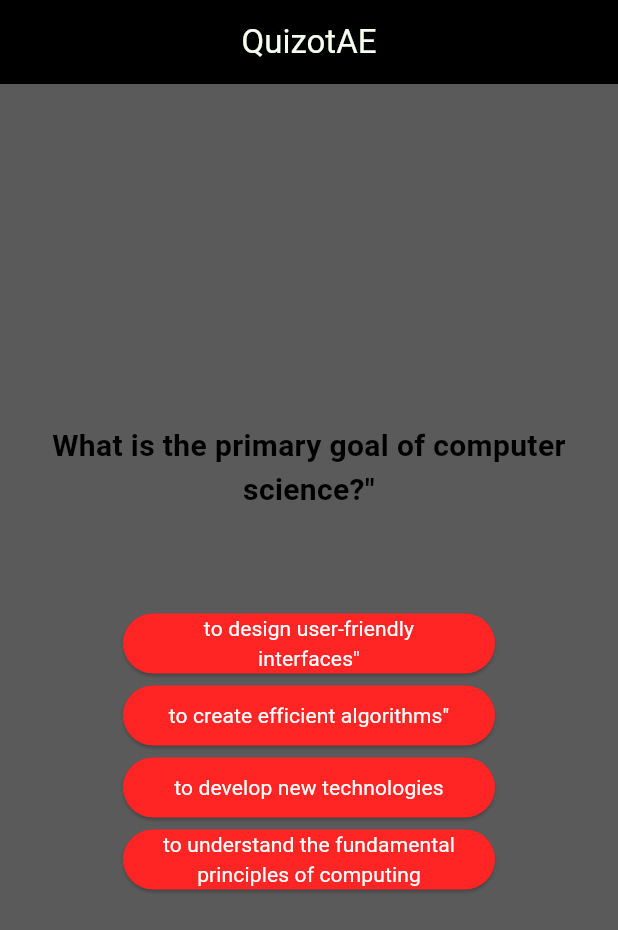
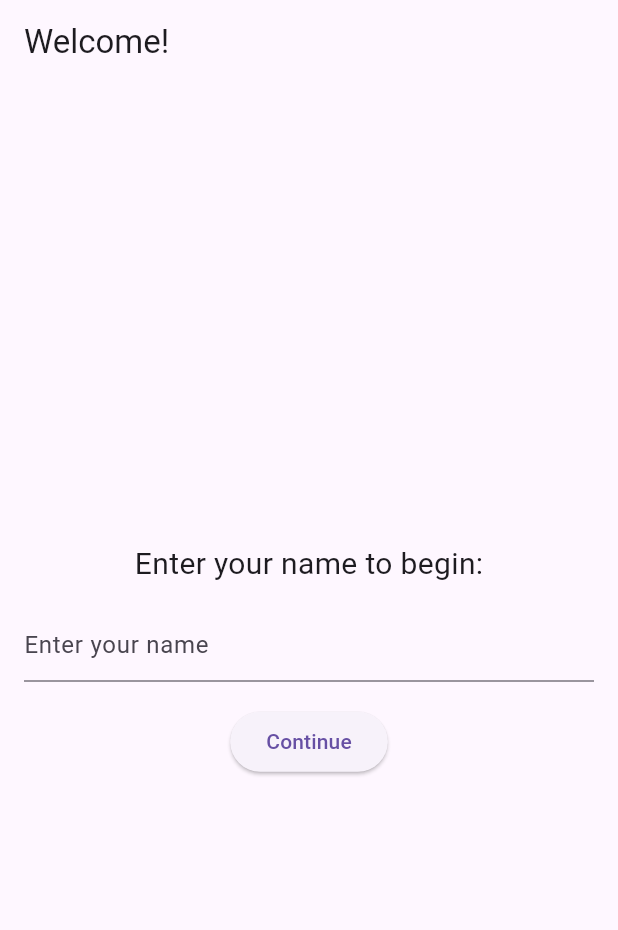
Before and after one commit to AmanJaDox/AiquizintegrationExperimental, a Flutter app: the screen it shows after launch, on a phone screen of 412 x 824 dp. Shown: the top 930 px of the screen. Run offline on Flutter 3.47's test engine with Material 3 defaults, Android fonts, the phone set to English and light mode, and no system bars; our stand-ins replace hexcolor.

Commit message:
Added Intro page (Current state continue button dosent seem to work

```diff
--- /dev/null
+++ b/lib/intro.dart
@@ -0,0 +1,52 @@
+import 'package:flutter/material.dart';
+
+class IntroPage extends StatefulWidget {
+  @override
+  _IntroPageState createState() => _IntroPageState();
+}
+
+class _IntroPageState extends State<IntroPage> {
+  final _userNameController = TextEditingController();
+
+  @override
+  void dispose() {
+    _userNameController.dispose();
+    super.dispose();
+  }
+
+  @override
+  Widget build(BuildContext context) {
+    return Scaffold(
+      appBar: AppBar(
+        title: Text('Welcome!'),
+      ),
+      body: Center(
+        child: Column(
+          mainAxisAlignment: MainAxisAlignment.center,
+          children: <Widget>[
+            Text(
+              'Enter your name to begin:',
+              style: TextStyle(fontSize: 20),
+            ),
+            Padding(
+              padding: EdgeInsets.all(16.0),
+              child: TextField(
+                controller: _userNameController,
+                decoration: InputDecoration(
+                  hintText: 'Enter your name',
+                ),
+              ),
+            ),
+            ElevatedButton(
+              onPressed: () {
+                // Handle user input here (e.g., navigate to next page)
+                // You'll implement this logic later
+              },
+              child: Text('Continue'),
+            ),
+          ],
+        ),
+      ),
+    );
+  }
+}
--- a/lib/main.dart
+++ b/lib/main.dart
@@ -2,21 +2,35 @@ import "package:flutter/material.dart";
 import "package:hexcolor/hexcolor.dart";
 import './quiz.dart';
 import './result.dart';
+import './intro.dart';
+import 'package:http/http.dart' as https;
+import 'dart:convert';
 
-void main() {
-  runApp(const MyApp());
-}
-
-class MyApp extends StatefulWidget {
-  const MyApp({Key? key}) : super(key: key);
+class QuizData extends StatefulWidget {
+  const QuizData({Key? key}) : super(key: key);
 
   @override
   State<StatefulWidget> createState() {
-    return _MyAppState();
+    return _QuizDataState();
   }
 }
 
-class _MyAppState extends State<MyApp> {
+class MyApp extends StatelessWidget {
+  @override
+  Widget build(BuildContext context) {
+    return MaterialApp(
+      title: 'Your App Title',
+      home: IntroPage(), // Use IntroScreen as the home screen
+    );
+  }
+}
+
+void main() {
+  runApp(MyApp());
+}
+
+
+class _QuizDataState extends State<QuizData>{
   static const _data = [
     {
       'questionText':
--- a/pubspec.yaml
+++ b/pubspec.yaml
@@ -36,6 +36,7 @@ dependencies:
   cupertino_icons: ^1.0.2
   hexcolor: ^2.0.5
   flutter_launcher_icons: ^0.9.2
+  http: ^1.2.0
 
 flutter_icons:
   android: "launcher_icon"
```
Also changed, not shown: lib/answer.dart (+8 -0 lines), pubspec.lock, 1 other file.
